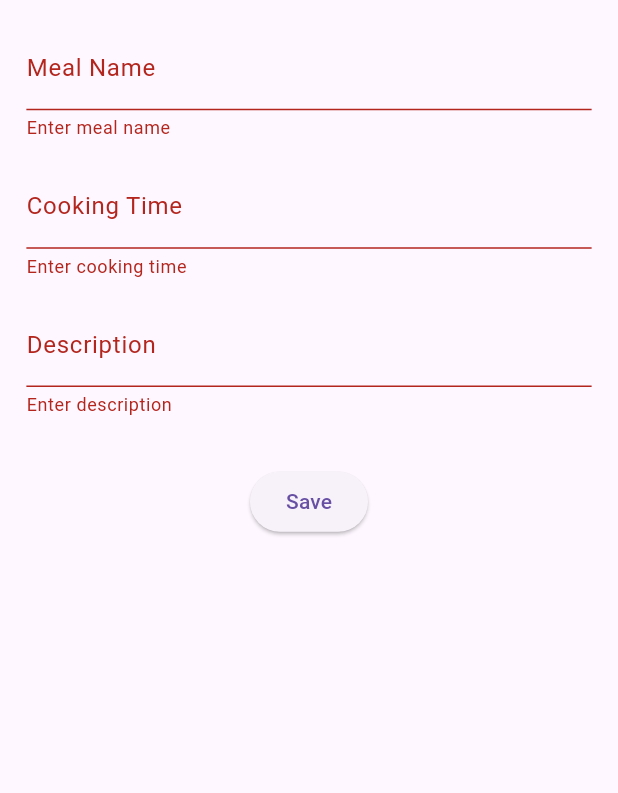
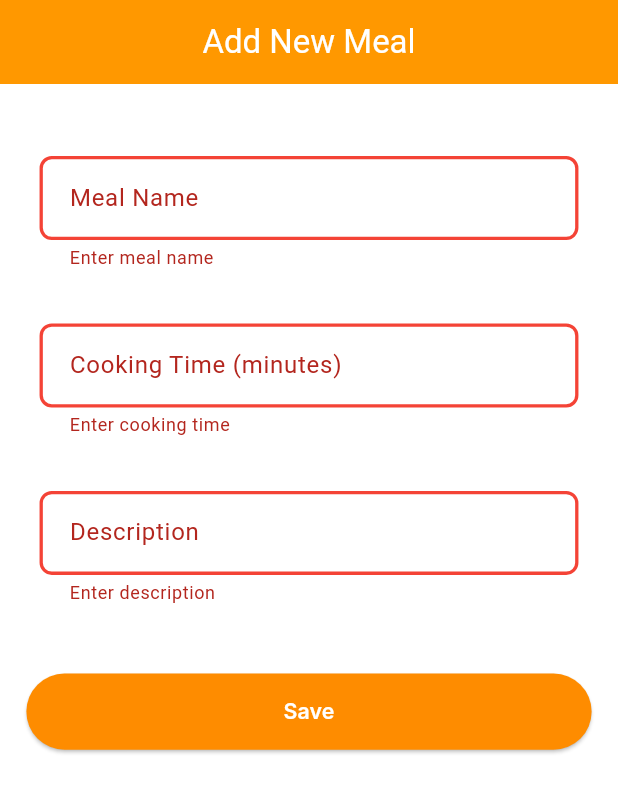
Before and after one commit to ahmedemad1542/Meal_Mate-App, a Flutter app: the AddMealScreen screen opened by its route, after a tap on "Save", on a phone screen of 412 x 824 dp. Shown: the top 793 px of the screen. Run offline on Flutter 3.47's test engine with Material 3 defaults, Android fonts, the light colour scheme and no system bars; our stand-ins replace dartz, dio, dots_indicator, flutter_bloc, flutter_screenutil, flutter_svg and 5 more; accounts and stored records are empty.

Commit message:
refactor add meal screen

```diff
--- a/lib/core/theming/text_style.dart
+++ b/lib/core/theming/text_style.dart
@@ -4,12 +4,10 @@ import 'package:google_fonts/google_fonts.dart';
 import 'app_colors.dart';
 
 class TextStyles {
-
-  static TextStyle  onBoardingTitle = GoogleFonts.inter(
+  static TextStyle onBoardingTitle = GoogleFonts.inter(
     fontSize: 32.sp,
     fontWeight: FontWeight.w600,
     color: AppColors.white,
-
   );
   static TextStyle onBoardingDescribtion = GoogleFonts.inter(
     fontSize: 14.sp,
@@ -26,7 +24,7 @@ class TextStyles {
     fontWeight: FontWeight.w400,
     color: AppColors.white,
   );
-  static TextStyle skipAndNext = GoogleFonts.inter(
+  static TextStyle w600size14 = GoogleFonts.inter(
     fontSize: 14.sp,
     fontWeight: FontWeight.w600,
     color: AppColors.white,
--- a/lib/features/meals/add_meal/view/add_meal_screen.dart
+++ b/lib/features/meals/add_meal/view/add_meal_screen.dart
@@ -3,8 +3,13 @@ import 'package:flutter_bloc/flutter_bloc.dart';
 import 'package:flutter_screenutil/flutter_screenutil.dart';
 import 'package:go_router/go_router.dart';
 import 'package:meal_mate/core/model/meal_model.dart';
+import 'package:meal_mate/core/theming/app_colors.dart';
+import 'package:meal_mate/core/theming/text_style.dart';
 import 'package:meal_mate/features/meals/add_meal/manager/cubit/add_meal_cubit.dart';
 import 'package:meal_mate/features/meals/add_meal/manager/cubit/add_meal_states.dart';
+import 'package:meal_mate/features/meals/add_meal/view/widgets/add_meal_list_fields.dart';
+import 'package:meal_mate/features/meals/add_meal/view/widgets/custom_appbar.dart';
+import 'package:meal_mate/features/meals/add_meal/view/widgets/custom_textform.dart';
 
 class AddMealScreen extends StatelessWidget {
   final _formKey = GlobalKey<FormState>();
@@ -17,16 +22,21 @@ class AddMealScreen extends StatelessWidget {
   @override
   Widget build(BuildContext context) {
     return Scaffold(
+      backgroundColor: AppColors.white,
+      appBar: const CustomAppbar(),
       body: BlocConsumer<AddMealCubit, AddMealState>(
         listener: (context, state) {
           if (state is AddMealSuccessState) {
             ScaffoldMessenger.of(context).showSnackBar(
-              SnackBar(content: Text(state.message)),
+              SnackBar(
+                content: Text(state.message),
+                backgroundColor: Colors.green,
+              ),
             );
-            GoRouter.of(context).pop(); // يرجع بعد الحفظ
+            GoRouter.of(context).pop();
           } else if (state is AddMealErrorState) {
             ScaffoldMessenger.of(context).showSnackBar(
-              SnackBar(content: Text(state.error)),
+              SnackBar(content: Text(state.error), backgroundColor: Colors.red),
             );
           }
         },
@@ -37,43 +47,38 @@ class AddMealScreen extends StatelessWidget {
               padding: EdgeInsets.all(16.w),
               child: Column(
                 children: [
-                  TextFormField(
-                    controller: _mealNameController,
-                    decoration: const InputDecoration(labelText: 'Meal Name'),
-                    validator: (value) =>
-                        value == null || value.isEmpty ? "Enter meal name" : null,
-                  ),
-                  SizedBox(height: 16.h),
-                  TextFormField(
-                    controller: _cookingTimeController,
-                    decoration: const InputDecoration(labelText: 'Cooking Time'),
-                    validator: (value) =>
-                        value == null || value.isEmpty ? "Enter cooking time" : null,
-                  ),
-                  SizedBox(height: 16.h),
-                  TextFormField(
-                    controller: _descriptionController,
-                    decoration: const InputDecoration(labelText: 'Description'),
-                    validator: (value) =>
-                        value == null || value.isEmpty ? "Enter description" : null,
-                  ),
-                  SizedBox(height: 32.h),
+                  SizedBox(height: 30.h),
+                 AddMealListFields(),
+                  SizedBox(height: 40.h),
+                  SizedBox(
+                    width: double.infinity,
+                    height: 50.h,
+                    child:
                         state is AddMealLoadingState
-                      ? const CircularProgressIndicator()
+                            ? const Center(child: CircularProgressIndicator())
                             : ElevatedButton(
                               onPressed: () {
                                 if (_formKey.currentState!.validate()) {
                                   final meal = MealModel(
-                                name: _mealNameController.text,
-                                cookingTime:
-                                    int.parse(_cookingTimeController.text),
-                                describtion: _descriptionController.text,
+                                    name: _mealNameController.text.trim(),
+                                    cookingTime: int.parse(
+                                      _cookingTimeController.text,
+                                    ),
+                                    describtion:
+                                        _descriptionController.text.trim(),
                                   );
-
                                   context.read<AddMealCubit>().addMeal(meal);
                                 }
                               },
-                          child: const Text('Save'),
+                              style: ElevatedButton.styleFrom(
+                                backgroundColor: AppColors.orange,
+                                minimumSize: Size(327.w, 52.h),
+                                shape: RoundedRectangleBorder(
+                                  borderRadius: BorderRadius.circular(100),
+                                ),
+                              ),
+                              child: Text('Save', style: TextStyles.w600size14),
+                            ),
                   ),
                 ],
               ),
--- /dev/null
+++ b/lib/features/meals/add_meal/view/widgets/add_meal_list_fields.dart
@@ -0,0 +1,56 @@
+import 'package:flutter/material.dart';
+import 'package:flutter_screenutil/flutter_screenutil.dart';
+import 'package:meal_mate/features/meals/add_meal/view/widgets/custom_textform.dart';
+
+class AddMealListFields extends StatelessWidget {
+   final _formKey = GlobalKey<FormState>();
+  final TextEditingController _mealNameController = TextEditingController();
+  final TextEditingController _cookingTimeController = TextEditingController();
+  final TextEditingController _descriptionController = TextEditingController();
+
+   AddMealListFields({super.key});
+
+  @override
+  Widget build(BuildContext context) {
+    return Column(
+      children: [
+         CustomTextFormField(
+                    label: 'Meal Name',
+                    controller: _mealNameController,
+                    validator:
+                        (value) =>
+                            value == null || value.isEmpty
+                                ? "Enter meal name"
+                                : null,
+                  ),
+                  SizedBox(height: 30.h),
+                  CustomTextFormField(
+                    label: 'Cooking Time (minutes)',
+                    controller: _cookingTimeController,
+                    validator: (value) {
+                      if (value == null || value.isEmpty) {
+                        return "Enter cooking time";
+                      }
+                      if (int.tryParse(value) == null) {
+                        return "Enter a valid number";
+                      }
+                      if (int.parse(value) <= 0) {
+                        return "Cooking time must be greater than 0";
+                      }
+                      return null;
+                    },
+                  ),
+                  SizedBox(height: 30.h),
+                  CustomTextFormField(
+                    label: 'Description',
+                    controller: _descriptionController,
+                    validator:
+                        (value) =>
+                            value == null || value.isEmpty
+                                ? "Enter description"
+                                : null,
+                  ),
+      ],
+    );
+  }
+}
--- /dev/null
+++ b/lib/features/meals/add_meal/view/widgets/custom_appbar.dart
@@ -0,0 +1,21 @@
+import 'package:flutter/material.dart';
+
+class CustomAppbar extends StatelessWidget implements PreferredSizeWidget {
+  const CustomAppbar({super.key});
+
+  @override
+  Widget build(BuildContext context) {
+    return AppBar(
+      title: const Text(
+        'Add New Meal',
+        style: TextStyle(color: Colors.white),
+      ),
+      centerTitle: true,
+      backgroundColor: Colors.orange,
+    );
+  }
+
+
+  @override
+  Size get preferredSize => const Size.fromHeight(kToolbarHeight);
+}
--- a/lib/features/meals/add_meal/view/widgets/custom_textform.dart
+++ b/lib/features/meals/add_meal/view/widgets/custom_textform.dart
@@ -1,17 +1,37 @@
 import 'package:flutter/material.dart';
+import 'package:flutter_screenutil/flutter_screenutil.dart';
 
-class CustomTextformField extends StatelessWidget {
+class CustomTextFormField extends StatelessWidget {
   final String label;
   final TextEditingController controller;
   final String? Function(String?)? validator;
+  final TextInputType? keyboardType;
+  final int? minLines;
+  final int? maxLines;
 
-  const CustomTextformField({super.key, required this.label, required this.controller, this.validator});
+  const CustomTextFormField({
+    super.key,
+    required this.label,
+    required this.controller,
+    this.validator,
+    this.keyboardType,
+    this.minLines = 1,
+    this.maxLines,
+  });
 
   @override
   Widget build(BuildContext context) {
-    return TextFormField(
+    return SizedBox(
+      width: 327.w,
+      height: 80.h,
+      child: TextFormField(
         controller: controller,
-      validator: validator ?? (value) {
+        keyboardType: keyboardType,
+        minLines: minLines,
+        maxLines: maxLines ?? null,
+        validator:
+            validator ??
+            (value) {
               if (value == null || value.isEmpty) {
                 return 'Please enter $label';
               }
@@ -20,9 +40,21 @@ final String? Function(String?)? validator;
         decoration: InputDecoration(
           labelText: label,
           border: OutlineInputBorder(
-          borderRadius: BorderRadius.circular(8.0),
+            borderRadius: BorderRadius.circular(8.0.r),
           ),
-        contentPadding: const EdgeInsets.symmetric(horizontal: 12.0, vertical: 8.0),
+          focusedBorder: OutlineInputBorder(
+            borderRadius: BorderRadius.circular(8.0.r),
+            borderSide: BorderSide(
+              color: Theme.of(context).primaryColor,
+              width: 2.0.w,
+            ),
+          ),
+          errorBorder: OutlineInputBorder(
+            borderRadius: BorderRadius.circular(8.0.r),
+            borderSide: BorderSide(color: Colors.red, width: 2.0.w),
+          ),
+          contentPadding: const EdgeInsets.all(16),
+        ),
       ),
     );
   }
--- a/lib/features/onBoarding/view/on_boarding.dart
+++ b/lib/features/onBoarding/view/on_boarding.dart
@@ -17,7 +17,6 @@ class OnBoardingScreen extends StatefulWidget {
 class _OnBoardingScreenState extends State<OnBoardingScreen> {
   final PageController _pageController = PageController();
   double currentPage = 0;
-
 
   void _nextPage() {
     if (currentPage < onboardingPages.length - 1) {
@@ -108,28 +107,24 @@ class _OnBoardingScreenState extends State<OnBoardingScreen> {
                                 onPressed: _prevPage,
                                 child: Text(
                                   "Prev",
-                                  style: TextStyles.skipAndNext,
+                                  style: TextStyles.w600size14,
                                 ),
                               ),
 
                           if (currentPage == onboardingPages.length - 1)
                             TextButton(
                               onPressed: () {
-                                 context.push(AppRoutes.homeScreen);
-
+                                context.push(AppRoutes.homeScreen);
                               },
                               child: Text(
                                 "Let's Start",
-                                style: TextStyles.skipAndNext,
+                                style: TextStyles.w600size14,
                               ),
                             )
                           else
                             TextButton(
                               onPressed: _nextPage,
-                              child: Text(
-                                "Next",
-                                style: TextStyles.skipAndNext,
-                              ),
+                              child: Text("Next", style: TextStyles.w600size14),
                             ),
                         ],
                       ),
```
Lines whose indentation alone changed are shown as unchanged.
